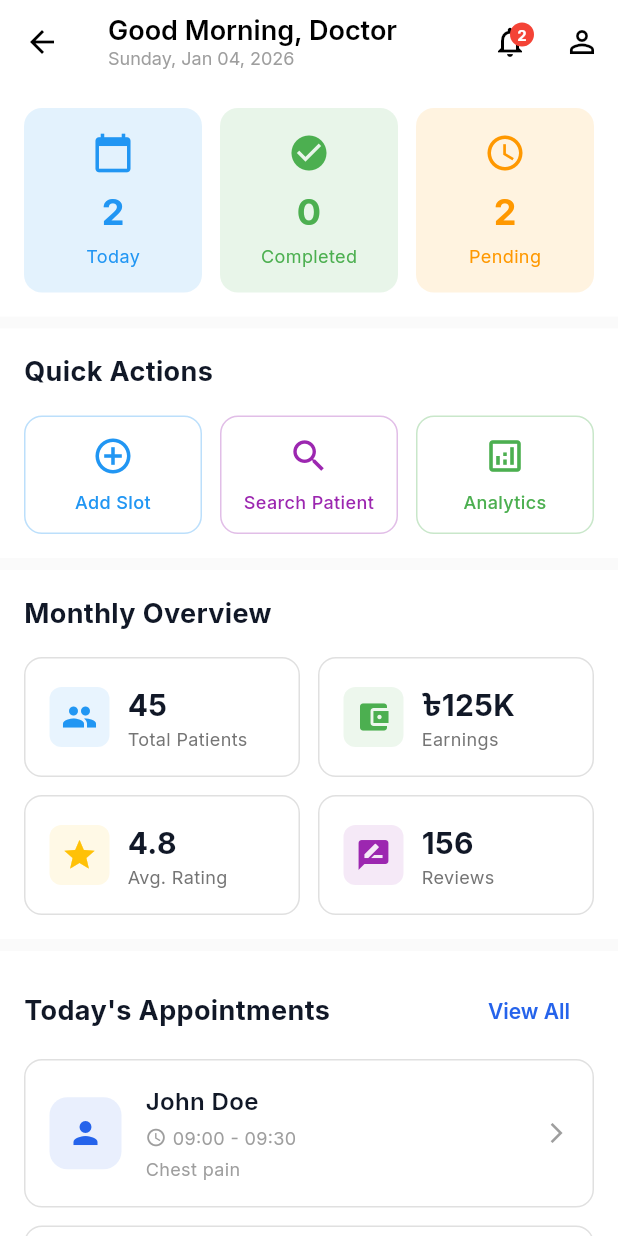
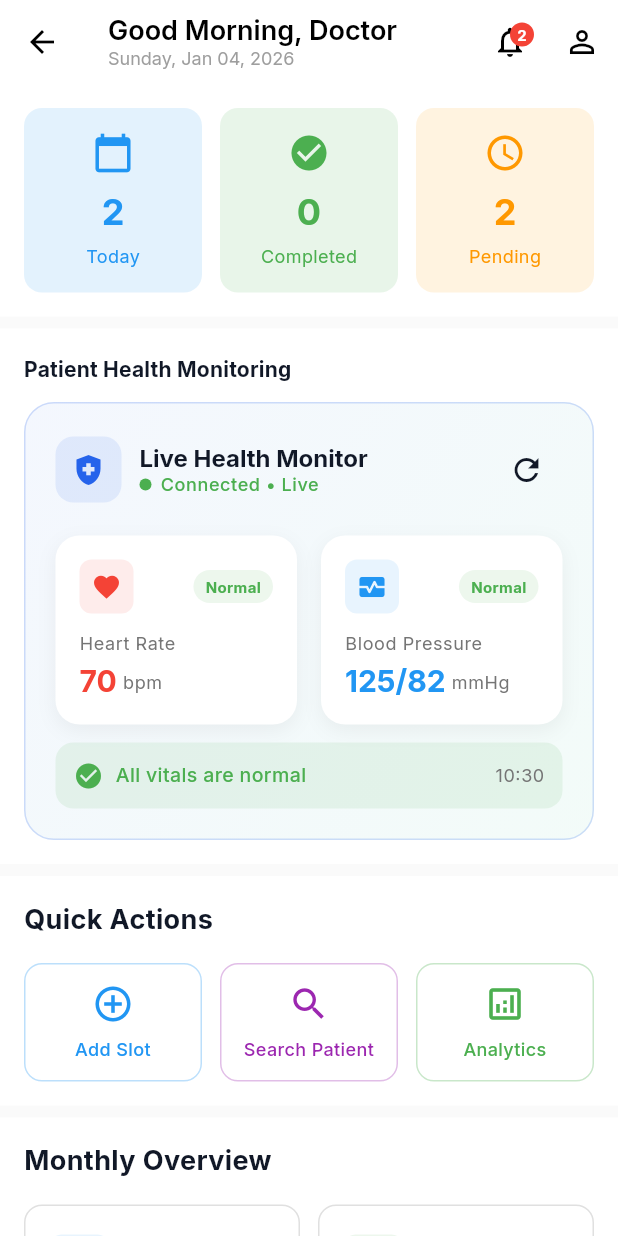
Before and after one commit to deba75/medical-management-system, a Flutter app: the _DashboardTab screen opened directly, on a phone screen of 412 x 824 dp. Run offline on Flutter 3.47's test engine with Material 3 defaults, Android fonts, the phone set to English and light mode, and no system bars; our stand-ins replace cloud_firestore, firebase_auth, firebase_core, firebase_messaging, firebase_storage, flutter_riverpod and 3 more; accounts and stored records are empty.

Commit message:
Added bp&hr

```diff
--- /dev/null
+++ b/lib/core/widgets/health_monitor_widget.dart
@@ -0,0 +1,414 @@
+import 'package:flutter/material.dart';
+import 'dart:async';
+import 'dart:math';
+import '../theme/app_theme.dart';
+import '../../models/health_metrics_model.dart';
+
+class HealthMonitorWidget extends StatefulWidget {
+  final String? userId;
+  final bool isCompact;
+
+  const HealthMonitorWidget({
+    super.key,
+    this.userId,
+    this.isCompact = false,
+  });
+
+  @override
+  State<HealthMonitorWidget> createState() => _HealthMonitorWidgetState();
+}
+
+class _HealthMonitorWidgetState extends State<HealthMonitorWidget> {
+  HealthMetrics? _currentMetrics;
+  Timer? _updateTimer;
+  final Random _random = Random();
+
+  @override
+  void initState() {
+    super.initState();
+    _generateMetrics();
+    // Simulate real-time updates every 5 seconds
+    _updateTimer = Timer.periodic(const Duration(seconds: 5), (timer) {
+      if (mounted) {
+        _generateMetrics();
+      }
+    });
+  }
+
+  @override
+  void dispose() {
+    _updateTimer?.cancel();
+    super.dispose();
+  }
+
+  void _generateMetrics() {
+    // Simulate realistic health data
+    // In production, this would fetch from Bluetooth device or Firestore
+    setState(() {
+      _currentMetrics = HealthMetrics(
+        systolicBP: 115 + _random.nextInt(15), // 115-130
+        diastolicBP: 75 + _random.nextInt(10), // 75-85
+        heartRate: 68 + _random.nextInt(12), // 68-80
+        timestamp: DateTime.now(),
+        status: 'normal',
+      );
+    });
+  }
+
+  @override
+  Widget build(BuildContext context) {
+    if (_currentMetrics == null) {
+      return const Center(child: CircularProgressIndicator());
+    }
+
+    if (widget.isCompact) {
+      return _buildCompactView();
+    }
+
+    return _buildFullView();
+  }
+
+  Widget _buildCompactView() {
+    return Container(
+      padding: const EdgeInsets.all(16),
+      decoration: BoxDecoration(
+        gradient: LinearGradient(
+          colors: [
+            AppTheme.primaryColor.withOpacity(0.1),
+            AppTheme.secondaryColor.withOpacity(0.1),
+          ],
+        ),
+        borderRadius: BorderRadius.circular(16),
+        border: Border.all(
+          color: AppTheme.primaryColor.withOpacity(0.2),
+        ),
+      ),
+      child: Row(
+        children: [
+          Expanded(
+            child: _buildMetricItem(
+              icon: Icons.favorite,
+              label: 'Heart Rate',
+              value: '${_currentMetrics!.heartRate}',
+              unit: 'bpm',
+              color: Colors.red,
+              status: _currentMetrics!.heartRateStatus,
+            ),
+          ),
+          const SizedBox(width: 12),
+          Expanded(
+            child: _buildMetricItem(
+              icon: Icons.monitor_heart,
+              label: 'Blood Pressure',
+              value: _currentMetrics!.bloodPressure,
+              unit: 'mmHg',
+              color: Colors.blue,
+              status: _currentMetrics!.bpStatus,
+            ),
+          ),
+        ],
+      ),
+    );
+  }
+
+  Widget _buildFullView() {
+    return Container(
+      padding: const EdgeInsets.all(20),
+      decoration: BoxDecoration(
+        gradient: LinearGradient(
+          begin: Alignment.topLeft,
+          end: Alignment.bottomRight,
+          colors: [
+            AppTheme.primaryColor.withOpacity(0.05),
+            AppTheme.secondaryColor.withOpacity(0.05),
+          ],
+        ),
+        borderRadius: BorderRadius.circular(20),
+        border: Border.all(
+          color: AppTheme.primaryColor.withOpacity(0.2),
+        ),
+      ),
+      child: Column(
+        crossAxisAlignment: CrossAxisAlignment.start,
+        children: [
+          Row(
+            children: [
+              Container(
+                padding: const EdgeInsets.all(10),
+                decoration: BoxDecoration(
+                  color: AppTheme.primaryColor.withOpacity(0.1),
+                  borderRadius: BorderRadius.circular(12),
+                ),
+                child: Icon(
+                  Icons.health_and_safety,
+                  color: AppTheme.primaryColor,
+                  size: 24,
+                ),
+              ),
+              const SizedBox(width: 12),
+              Expanded(
+                child: Column(
+                  crossAxisAlignment: CrossAxisAlignment.start,
+                  children: [
+                    Text(
+                      'Live Health Monitor',
+                      style: Theme.of(context).textTheme.titleLarge?.copyWith(
+                            fontWeight: FontWeight.bold,
+                          ),
+                    ),
+                    Row(
+                      children: [
+                        Container(
+                          width: 8,
+                          height: 8,
+                          decoration: BoxDecoration(
+                            color: Colors.green,
+                            shape: BoxShape.circle,
+                          ),
+                        ),
+                        const SizedBox(width: 6),
+                        Text(
+                          'Connected • Live',
+                          style: Theme.of(context).textTheme.bodySmall?.copyWith(
+                                color: Colors.green,
+                                fontWeight: FontWeight.w500,
+                              ),
+                        ),
+                      ],
+                    ),
+                  ],
+                ),
+              ),
+              IconButton(
+                icon: const Icon(Icons.refresh),
+                onPressed: _generateMetrics,
+                tooltip: 'Refresh',
+              ),
+            ],
+          ),
+          const SizedBox(height: 20),
+          Row(
+            children: [
+              Expanded(
+                child: _buildMetricCard(
+                  icon: Icons.favorite,
+                  label: 'Heart Rate',
+                  value: '${_currentMetrics!.heartRate}',
+                  unit: 'bpm',
+                  color: Colors.red,
+                  status: _currentMetrics!.heartRateStatus,
+                ),
+              ),
+              const SizedBox(width: 16),
+              Expanded(
+                child: _buildMetricCard(
+                  icon: Icons.monitor_heart,
+                  label: 'Blood Pressure',
+                  value: _currentMetrics!.bloodPressure,
+                  unit: 'mmHg',
+                  color: Colors.blue,
+                  status: _currentMetrics!.bpStatus,
+                ),
+              ),
+            ],
+          ),
+          const SizedBox(height: 12),
+          Container(
+            padding: const EdgeInsets.all(12),
+            decoration: BoxDecoration(
+              color: _getStatusColor(_currentMetrics!.isNormal).withOpacity(0.1),
+              borderRadius: BorderRadius.circular(12),
+            ),
+            child: Row(
+              children: [
+                Icon(
+                  _currentMetrics!.isNormal ? Icons.check_circle : Icons.warning,
+                  color: _getStatusColor(_currentMetrics!.isNormal),
+                  size: 20,
+                ),
+                const SizedBox(width: 8),
+                Expanded(
+                  child: Text(
+                    _currentMetrics!.isNormal
+                        ? 'All vitals are normal'
+                        : 'Some vitals need attention',
+                    style: TextStyle(
+                      color: _getStatusColor(_currentMetrics!.isNormal),
+                      fontWeight: FontWeight.w500,
+                      fontSize: 13,
+                    ),
+                  ),
+                ),
+                Text(
+                  _formatTime(_currentMetrics!.timestamp),
+                  style: Theme.of(context).textTheme.bodySmall?.copyWith(
+                        color: Colors.grey[600],
+                      ),
+                ),
+              ],
+            ),
+          ),
+        ],
+      ),
+    );
+  }
+
+  Widget _buildMetricCard({
+    required IconData icon,
+    required String label,
+    required String value,
+    required String unit,
+    required Color color,
+    required String status,
+  }) {
+    return Container(
+      padding: const EdgeInsets.all(16),
+      decoration: BoxDecoration(
+        color: Colors.white,
+        borderRadius: BorderRadius.circular(16),
+        boxShadow: [
+          BoxShadow(
+            color: Colors.black.withOpacity(0.05),
+            blurRadius: 10,
+            offset: const Offset(0, 4),
+          ),
+        ],
+      ),
+      child: Column(
+        crossAxisAlignment: CrossAxisAlignment.start,
+        children: [
+          Row(
+            children: [
+              Container(
+                padding: const EdgeInsets.all(8),
+                decoration: BoxDecoration(
+                  color: color.withOpacity(0.1),
+                  borderRadius: BorderRadius.circular(8),
+                ),
+                child: Icon(icon, color: color, size: 20),
+              ),
+              const Spacer(),
+              Container(
+                padding: const EdgeInsets.symmetric(horizontal: 8, vertical: 4),
+                decoration: BoxDecoration(
+                  color: _getStatusColor(status == 'Normal').withOpacity(0.1),
+                  borderRadius: BorderRadius.circular(12),
+                ),
+                child: Text(
+                  status,
+                  style: TextStyle(
+                    color: _getStatusColor(status == 'Normal'),
+                    fontSize: 10,
+                    fontWeight: FontWeight.bold,
+                  ),
+                ),
+              ),
+            ],
+          ),
+          const SizedBox(height: 12),
+          Text(
+            label,
+            style: Theme.of(context).textTheme.bodySmall?.copyWith(
+                  color: Colors.grey[600],
+                ),
+          ),
+          const SizedBox(height: 4),
+          Row(
+            crossAxisAlignment: CrossAxisAlignment.end,
+            children: [
+              Text(
+                value,
+                style: Theme.of(context).textTheme.headlineMedium?.copyWith(
+                      fontWeight: FontWeight.bold,
+                      color: color,
+                    ),
+              ),
+              const SizedBox(width: 4),
+              Padding(
+                padding: const EdgeInsets.only(bottom: 4),
+                child: Text(
+                  unit,
+                  style: Theme.of(context).textTheme.bodySmall?.copyWith(
+                        color: Colors.grey[600],
+                      ),
+                ),
+              ),
+            ],
+          ),
+        ],
+      ),
+    );
+  }
+
+  Widget _buildMetricItem({
+    required IconData icon,
+    required String label,
+    required String value,
+    required String unit,
+    required Color color,
+    required String status,
+  }) {
+    return Column(
+      crossAxisAlignment: CrossAxisAlignment.start,
+      children: [
+        Row(
+          children: [
+            Icon(icon, color: color, size: 20),
+            const SizedBox(width: 6),
+            Text(
+              label,
+              style: Theme.of(context).textTheme.bodySmall?.copyWith(
+                    fontWeight: FontWeight.w500,
+                  ),
+            ),
+          ],
+        ),
+        const SizedBox(height: 8),
+        Row(
+          crossAxisAlignment: CrossAxisAlignment.end,
+          children: [
+            Text(
+              value,
+              style: Theme.of(context).textTheme.titleLarge?.copyWith(
+                    fontWeight: FontWeight.bold,
+                    color: color,
+                  ),
+            ),
+            const SizedBox(width: 4),
+            Padding(
+              padding: const EdgeInsets.only(bottom: 2),
+              child: Text(
+                unit,
+                style: Theme.of(context).textTheme.bodySmall,
+              ),
+            ),
+          ],
+        ),
+        const SizedBox(height: 4),
+        Container(
+          padding: const EdgeInsets.symmetric(horizontal: 6, vertical: 2),
+          decoration: BoxDecoration(
+            color: _getStatusColor(status == 'Normal').withOpacity(0.1),
+            borderRadius: BorderRadius.circular(8),
+          ),
+          child: Text(
+            status,
+            style: TextStyle(
+              color: _getStatusColor(status == 'Normal'),
+              fontSize: 10,
+              fontWeight: FontWeight.bold,
+            ),
+          ),
+        ),
+      ],
+    );
+  }
+
+  Color _getStatusColor(bool isNormal) {
+    return isNormal ? Colors.green : Colors.orange;
+  }
+
+  String _formatTime(DateTime time) {
+    return '${time.hour.toString().padLeft(2, '0')}:${time.minute.toString().padLeft(2, '0')}';
+  }
+}
--- /dev/null
+++ b/lib/models/health_metrics_model.dart
@@ -0,0 +1,57 @@
+class HealthMetrics {
+  final int systolicBP;
+  final int diastolicBP;
+  final int heartRate;
+  final DateTime timestamp;
+  final String status; // normal, warning, critical
+
+  HealthMetrics({
+    required this.systolicBP,
+    required this.diastolicBP,
+    required this.heartRate,
+    required this.timestamp,
+    required this.status,
+  });
+
+  factory HealthMetrics.fromJson(Map<String, dynamic> json) {
+    return HealthMetrics(
+      systolicBP: json['systolicBP'] ?? 120,
+      diastolicBP: json['diastolicBP'] ?? 80,
+      heartRate: json['heartRate'] ?? 72,
+      timestamp: DateTime.parse(json['timestamp'] ?? DateTime.now().toIso8601String()),
+      status: json['status'] ?? 'normal',
+    );
+  }
+
+  Map<String, dynamic> toJson() {
+    return {
+      'systolicBP': systolicBP,
+      'diastolicBP': diastolicBP,
+      'heartRate': heartRate,
+      'timestamp': timestamp.toIso8601String(),
+      'status': status,
+    };
+  }
+
+  String get bloodPressure => '$systolicBP/$diastolicBP';
+
+  String get bpStatus {
+    if (systolicBP > 140 || diastolicBP > 90) {
+      return 'High';
+    } else if (systolicBP < 90 || diastolicBP < 60) {
+      return 'Low';
+    }
+    return 'Normal';
+  }
+
+  String get heartRateStatus {
+    if (heartRate > 100) {
+      return 'High';
+    } else if (heartRate < 60) {
+      return 'Low';
+    }
+    return 'Normal';
+  }
+
+  bool get isNormal => bpStatus == 'Normal' && heartRateStatus == 'Normal';
+}
--- a/lib/screens/doctor/home/enhanced_doctor_dashboard.dart
+++ b/lib/screens/doctor/home/enhanced_doctor_dashboard.dart
@@ -4,6 +4,7 @@ import 'package:intl/intl.dart';
 import '../../../core/theme/app_theme.dart';
 import '../../../core/providers/theme_provider.dart';
 import '../../../core/providers/auth_provider.dart';
+import '../../../core/widgets/health_monitor_widget.dart';
 import '../../../models/appointment_model.dart';
 import '../appointments/doctor_appointments_screen.dart';
 import '../schedule/manage_schedule_screen.dart';
@@ -261,6 +262,27 @@ class _DashboardTabState extends ConsumerState<_DashboardTab> {
                         label: 'Pending',
                       ),
                     ),
+                  ],
+                ),
+              ),
+
+              const SizedBox(height: 8),
+
+              // Health Monitor Section
+              Container(
+                color: Colors.white,
+                padding: const EdgeInsets.all(16),
+                child: Column(
+                  crossAxisAlignment: CrossAxisAlignment.start,
+                  children: [
+                    Text(
+                      'Patient Health Monitoring',
+                      style: Theme.of(context).textTheme.titleMedium?.copyWith(
+                            fontWeight: FontWeight.bold,
+                          ),
+                    ),
+                    const SizedBox(height: 12),
+                    const HealthMonitorWidget(),
                   ],
                 ),
               ),
--- a/lib/screens/patient/home/patient_home_screen.dart
+++ b/lib/screens/patient/home/patient_home_screen.dart
@@ -4,6 +4,7 @@ import '../../../core/theme/app_theme.dart';
 import '../../../core/constants/app_constants.dart';
 import '../../../core/providers/theme_provider.dart';
 import '../../../core/providers/auth_provider.dart';
+import '../../../core/widgets/health_monitor_widget.dart';
 import '../../../models/hospital_model.dart';
 import '../../../models/appointment_model.dart';
 import '../doctors/search_doctors_screen.dart';
@@ -245,6 +246,13 @@ class _HomeTabState extends ConsumerState<_HomeTab> {
                 ),
               ),
             ),
+
+            // Health Monitor Section
+            Padding(
+              padding: const EdgeInsets.symmetric(horizontal: 16),
+              child: HealthMonitorWidget(),
+            ),
+            const SizedBox(height: 24),
 
             // Emergency Button
             Padding(
```
Also changed, not shown: 1 other file.
